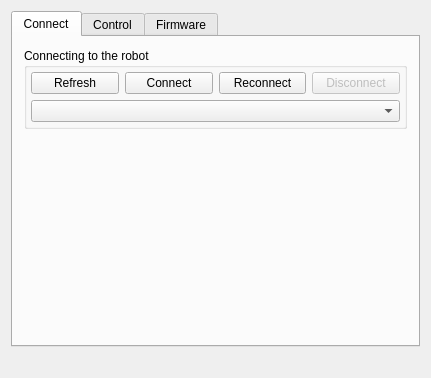
First picture: the form in MainWindow.ui, repository Rhoban/MetabotManager, before the edit.
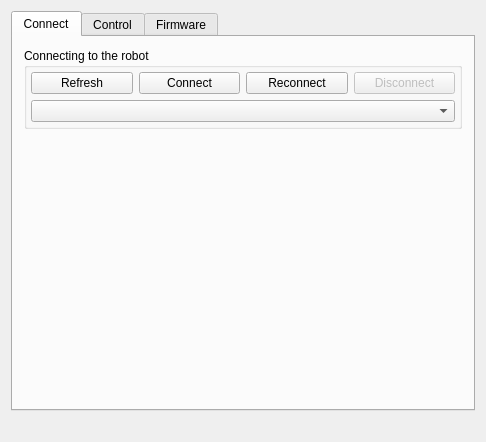
Second picture: the form after the edit. Icons and pictures are not drawn.

The edit to the form file:
```diff
--- a/MainWindow.ui
+++ b/MainWindow.ui
@@ -6,8 +6,8 @@
    <rect>
     <x>0</x>
     <y>0</y>
-    <width>431</width>
-    <height>378</height>
+    <width>486</width>
+    <height>442</height>
    </rect>
   </property>
   <property name="sizePolicy">
```
